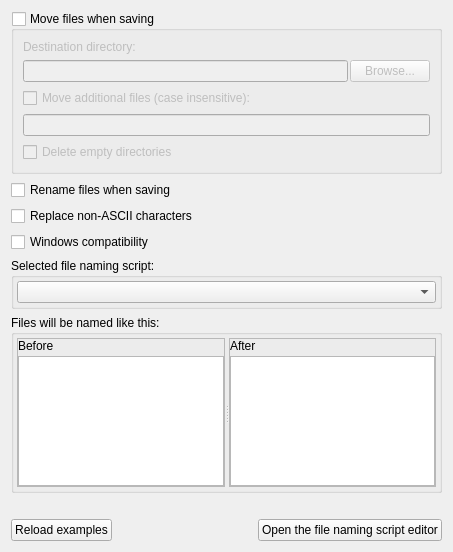
This is ui/options_renaming.ui in metabrainz/picard as Qt 5 draws it before an edit. The edited form follows.
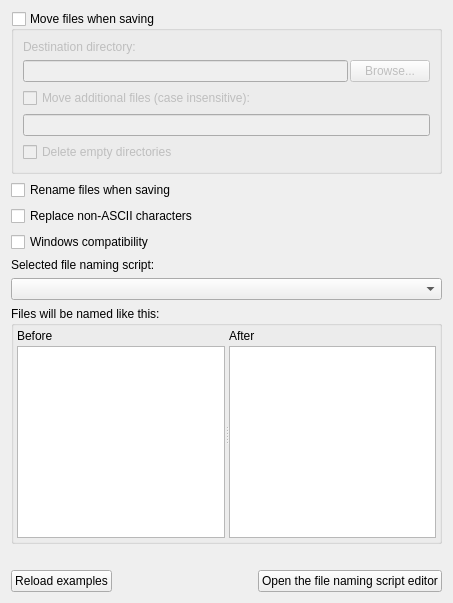
This is the edited form.

Commit message: Remove extra frames.  Set examples list as expanding.

The edit to the form file:
```diff
--- a/ui/options_renaming.ui
+++ b/ui/options_renaming.ui
@@ -19,7 +19,7 @@
     <verstretch>0</verstretch>
    </sizepolicy>
   </property>
-  <layout class="QVBoxLayout" name="verticalLayout_5" stretch="0,0,0,0,0,0,0,0">
+  <layout class="QVBoxLayout" name="verticalLayout_5" stretch="0,0,0,0,0,0,0,0,0">
    <item>
     <widget class="QGroupBox" name="move_files">
      <property name="title">
@@ -118,37 +118,23 @@
     </widget>
    </item>
    <item>
-    <widget class="QGroupBox" name="groupBox_2">
-     <property name="minimumSize">
-      <size>
-       <width>0</width>
-       <height>0</height>
-      </size>
-     </property>
-     <property name="title">
+    <widget class="QLabel" name="label_2">
+     <property name="text">
       <string>Selected file naming script:</string>
      </property>
-     <layout class="QVBoxLayout" name="verticalLayout_2">
-      <property name="leftMargin">
-       <number>3</number>
-      </property>
-      <property name="topMargin">
-       <number>3</number>
-      </property>
-      <property name="rightMargin">
-       <number>3</number>
-      </property>
-      <property name="bottomMargin">
-       <number>3</number>
-      </property>
-      <item>
-       <widget class="QComboBox" name="naming_script_selector"/>
-      </item>
-     </layout>
     </widget>
    </item>
+   <item>
+    <widget class="QComboBox" name="naming_script_selector"/>
+   </item>
    <item>
     <widget class="QGroupBox" name="groupBox">
+     <property name="sizePolicy">
+      <sizepolicy hsizetype="Preferred" vsizetype="MinimumExpanding">
+       <horstretch>0</horstretch>
+       <verstretch>0</verstretch>
+      </sizepolicy>
+     </property>
      <property name="title">
       <string>Files will be named like this:</string>
      </property>
@@ -178,7 +164,7 @@
           </size>
          </property>
          <property name="frameShape">
-          <enum>QFrame::StyledPanel</enum>
+          <enum>QFrame::NoFrame</enum>
          </property>
          <property name="frameShadow">
           <enum>QFrame::Raised</enum>
@@ -221,7 +207,7 @@
           </size>
          </property>
          <property name="frameShape">
-          <enum>QFrame::StyledPanel</enum>
+          <enum>QFrame::NoFrame</enum>
          </property>
          <property name="frameShadow">
           <enum>QFrame::Raised</enum>
```
The commit also changes 1 other file.
